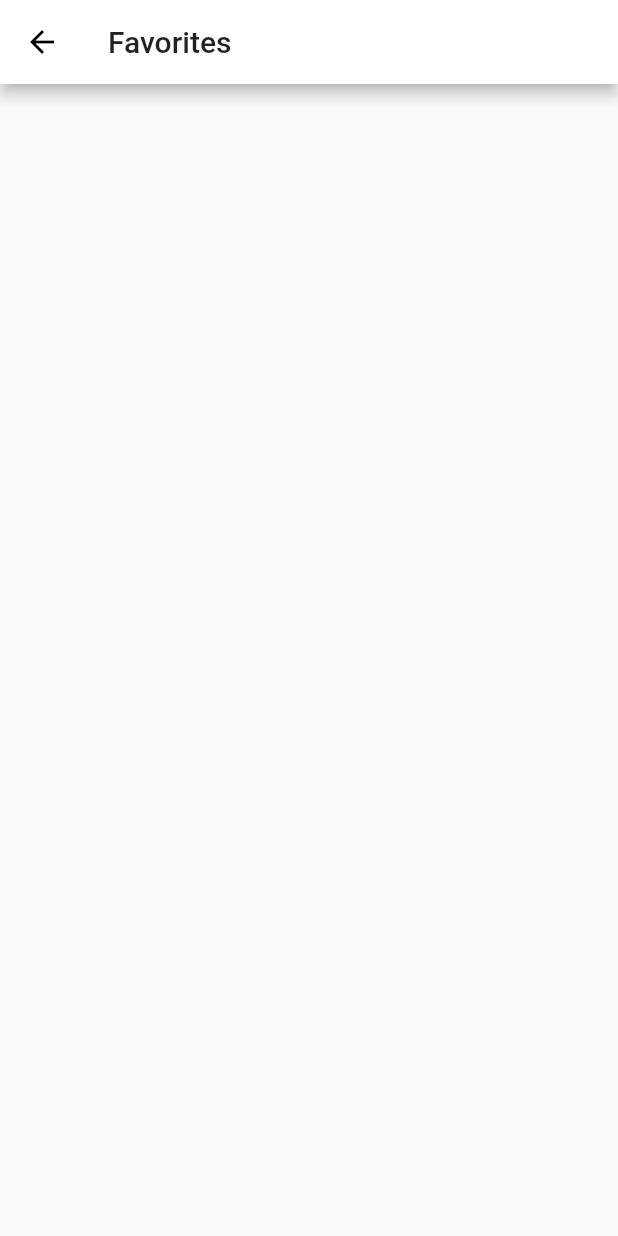
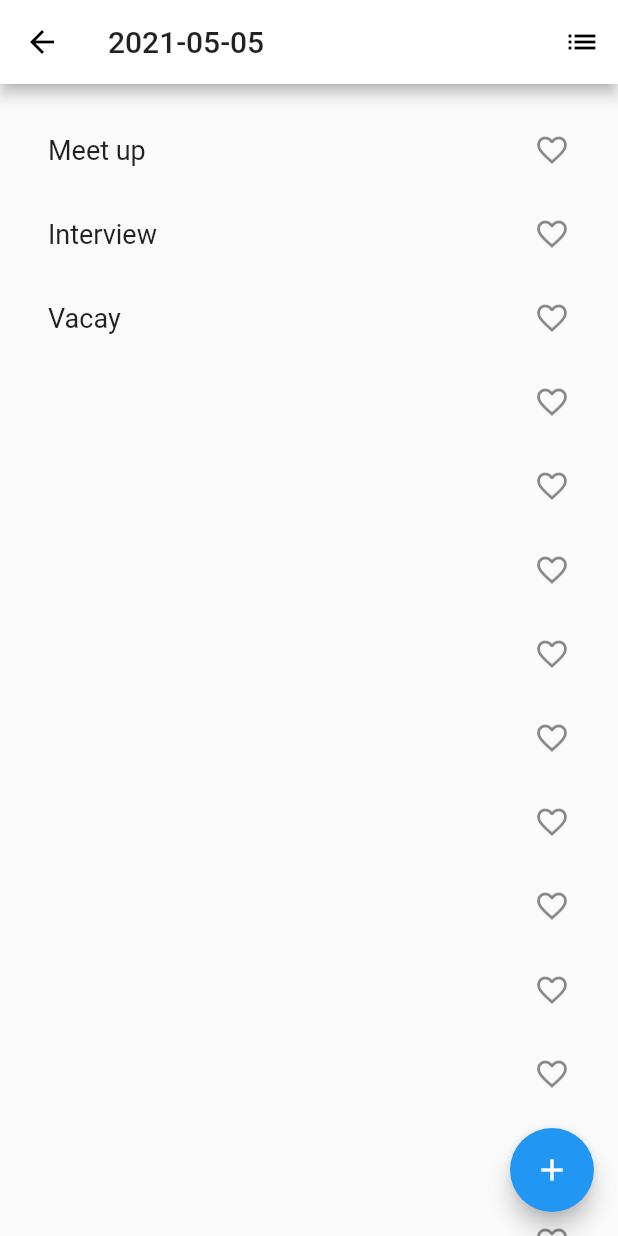
Before and after one commit to estellechoi/hinoki-calendar, a Flutter app: the screen it shows after launch, after a tap on the "list" icon, on a phone screen of 412 x 824 dp. Run offline on Flutter 3.47's test engine with Material 2 defaults, Android fonts, the phone set to English and light mode, and no system bars; our stand-ins replace table_calendar.

```diff
--- a/lib/main.dart
+++ b/lib/main.dart
@@ -1,222 +1,165 @@
 import 'package:flutter/material.dart';
-import 'package:table_calendar/table_calendar.dart';
+import 'package:intl/date_symbol_data_local.dart';
+import './views/home_view.dart';
+import './views/todos_view.dart';
 
-void main() => runApp(MyApp());
+// Run App
+void main() {
+  initializeDateFormatting().then((_) => runApp(MyApp()));
+}
 
-class MyApp extends StatelessWidget {
-  // This widget is the root of your application.
+// App Stateful
+class MyApp extends StatefulWidget {
+  @override
+  _MyAppState createState() => _MyAppState();
+}
+
+// App State
+class _MyAppState extends State<MyApp> {
+  AppRouterDelegate _routerDelegate = AppRouterDelegate();
+  AppRouteInformationParser _routeInformationParser =
+      AppRouteInformationParser();
+
   @override
   Widget build(BuildContext context) {
-    return MaterialApp(
-      title: 'Hello World',
-      // theme: ThemeData(
-      //   // This is the theme of your application.
-      //   //
-      //   // Try running your application with "flutter run". You'll see the
-      //   // application has a blue toolbar. Then, without quitting the app, try
-      //   // changing the primarySwatch below to Colors.green and then invoke
-      //   // "hot reload" (press "r" in the console where you ran "flutter run",
-      //   // or simply save your changes to "hot reload" in a Flutter IDE).
-      //   // Notice that the counter didn't reset back to zero; the application
-      //   // is not restarted.
-      //   primarySwatch: Colors.blue,
-      // ),
-      theme: ThemeData(
-        primaryColor: Colors.white
-      ),
-      home: MyHomePage(title: 'Hinoki Calendar'),
-      // home: Scaffold(
-      //   appBar: AppBar(
-      //     title: Text('Dr. Meallo')
-      //   ),
-      //   body: Center(
-      //     child: Text('Hello World')
-      //   )
-      // )
-    );
+    return MaterialApp.router(
+        title: 'Hinoki Calendar',
+        theme: ThemeData(primaryColor: Colors.white),
+        routerDelegate: _routerDelegate,
+        routeInformationParser: _routeInformationParser);
   }
 }
 
-// TEST WIDGET
-class MyTableCalendar extends StatefulWidget {
-  @override
-  _MyTableCalendarState createState() => _MyTableCalendarState();
+// AppRoutePath
+class AppRoutePath {
+  final String? id;
+
+  AppRoutePath.home() : id = null;
+  AppRoutePath.todos(this.id);
+
+  bool get isHomePage => id == null;
+  bool get isTodosPage => id != null;
 }
 
-class _MyTableCalendarState extends State<MyTableCalendar> {
+// AppRouteInformationParser
+class AppRouteInformationParser extends RouteInformationParser<AppRoutePath> {
+  @override
+  Future<AppRoutePath> parseRouteInformation(
+      RouteInformation routeInformation) async {
+    final uri = Uri.parse(routeInformation.location.toString());
 
-  CalendarController _calendarController;
-
-  @override
-  void initState() {
-    super.initState();
-    _calendarController = CalendarController();
+    if (uri.pathSegments.length >= 2) {
+      String pathId = uri.pathSegments[1];
+      return AppRoutePath.todos(pathId);
+    } else {
+      return AppRoutePath.home();
+    }
   }
 
   @override
-  void dispose() {
-    _calendarController.dispose();
-    super.dispose();
+  RouteInformation? restoreRouteInformation(AppRoutePath path) {
+    if (path.isHomePage) {
+      return RouteInformation(location: '/');
+    }
+
+    if (path.isTodosPage) {
+      return RouteInformation(location: '/todos/${path.id}');
+    }
+
+    return null;
+  }
+}
+
+// AppRouterDelegate
+class AppRouterDelegate extends RouterDelegate<AppRoutePath>
+    with ChangeNotifier, PopNavigatorRouterDelegateMixin<AppRoutePath> {
+  // Navigator Key
+  final GlobalKey<NavigatorState> navigatorKey;
+
+  String? _selectedDate;
+
+  void onTabbed(String _newDate) {
+    _selectedDate = _newDate;
+    notifyListeners();
+  }
+
+  AppRouterDelegate() : navigatorKey = GlobalKey<NavigatorState>();
+
+  AppRoutePath get currentConfiguration =>
+      _selectedDate == null ? AppRoutePath.home() : AppRoutePath.todos('1');
+
+  @override
+  Widget build(BuildContext context) {
+    return Navigator(
+        key: navigatorKey,
+        // transitionDelegate: NoAnimationTransitionDelegate(),
+        pages: [
+          MaterialPage(
+              key: ValueKey('HomePage'),
+              child: Home(title: 'Hinoki Calendar', onTabbed: onTabbed)),
+          if (_selectedDate != null)
+            AnimationPage(child: Todos(title: _selectedDate), title: 'todos')
+        ],
+        onPopPage: (route, result) {
+          if (!route.didPop(result)) {
+            return false;
+          }
+
+          _selectedDate = null;
+          notifyListeners();
+
+          return true;
+        });
   }
 
   @override
-  Widget build(BuildContext context) {
-    return TableCalendar(
-      calendarController: _calendarController,
-    );
+  Future<void> setNewRoutePath(AppRoutePath path) async {
+    if (path.isTodosPage) {
+      _selectedDate = '2021-05-01';
+    }
   }
 }
 
+// Route Page - Animation
+class AnimationPage extends Page {
+  final child;
+  final title;
 
+  AnimationPage({required this.child, required this.title})
+      : super(key: ValueKey(title));
 
-// EXAMPLE WIDGET
-class MyHomePage extends StatefulWidget {
-  MyHomePage({Key key, this.title}) : super(key: key);
-
-  // This widget is the home page of your application. It is stateful, meaning
-  // that it has a State object (defined below) that contains fields that affect
-  // how it looks.
-
-  // This class is the configuration for the state. It holds the values (in this
-  // case the title) provided by the parent (in this case the App widget) and
-  // used by the build method of the State. Fields in a Widget subclass are
-  // always marked "final".
-
-  final String title;
-
-  @override
-  _MyHomePageState createState() => _MyHomePageState();
+  Route createRoute(BuildContext context) {
+    return PageRouteBuilder(
+        settings: this,
+        pageBuilder: (context, animation, animation2) {
+          final tween = Tween(begin: Offset(0.0, 1.0), end: Offset.zero);
+          final curveTween = CurveTween(curve: Curves.easeInOut);
+          return SlideTransition(
+              position: animation.drive(curveTween).drive(tween), child: child);
+        });
+  }
 }
 
-class _MyHomePageState extends State<MyHomePage> {
-  int _counter = 0;
+// routes: Map.fromEntries(routes.map((route) => MapEntry(route.route, route.builder))),
 
-  void _incrementCounter() {
-    setState(() {
-      // This call to setState tells the Flutter framework that something has
-      // changed in this State, which causes it to rerun the build method below
-      // so that the display can reflect the updated values. If we changed
-      // _counter without calling setState(), then the build method would not be
-      // called again, and so nothing would appear to happen.
-      _counter++;
-    });
-  }
-
-  final _biggerFont = TextStyle(fontSize: 18.0);
-  final _rowItems = [];
-  final _savedSet = <String>{};
-
-  Widget _buildList() {
-    _rowItems.addAll(['Yujin', 'Yongki', 'Yubin', 'Donghyun'].cast<String>());
-
-    return ListView.builder(
-      padding: EdgeInsets.all(16.0),
-      itemBuilder: (context, i) {
-        return i < _rowItems.length ? _buildRow(_rowItems[i]) : null;
-      }
-    );
-  }
-
-  Widget _buildRow(String text) {
-    final alreadySaved = _savedSet.contains(text);
-
-    return ListTile(
-      title: Text(text, style: _biggerFont),
-      trailing: Icon(
-          alreadySaved ? Icons.favorite : Icons.favorite_border,
-          color: alreadySaved ? Colors.red : null,
-      ),
-      onTap: () {
-        setState(() {
-          if (alreadySaved) _savedSet.remove(text);
-          else _savedSet.add(text);
-        });
-      }
-    );
-  }
-
-  void _pushSaved() {
-    Navigator.of(context).push(
-        MaterialPageRoute<void>(
-            builder: (BuildContext context) {
-              final tiles = _savedSet.map((String text) {
-                return ListTile(
-                    title: Text(text)
-                );
-              });
-
-              final divided = ListTile.divideTiles(
-                context: context,
-                tiles: tiles
-              ).toList();
-
-              return Scaffold(
-                appBar: AppBar(
-                  title: Text('Favorites')
-                ),
-                body: ListView(
-                  children: divided,
-                )
-              );
-            }
-        )
-    );
-  }
-
-  @override
-  Widget build(BuildContext context) {
-    // This method is rerun every time setState is called, for instance as done
-    // by the _incrementCounter method above.
-    //
-    // The Flutter framework has been optimized to make rerunning build methods
-    // fast, so that you can just rebuild anything that needs updating rather
-    // than having to individually change instances of widgets.
-    return Scaffold(
-      appBar: AppBar(
-        // Here we take the value from the MyHomePage object that was created by
-        // the App.build method, and use it to set our appbar title.
-        title: Text(widget.title),
-        actions: [
-          IconButton(icon: Icon(Icons.list), onPressed: _pushSaved)
-        ]
-      ),
-      body: _buildList(),
-      // body: Center(
-      //   // Center is a layout widget. It takes a single child and positions it
-      //   // in the middle of the parent.
-      //   // child: Column(
-      //   //   // Column is also a layout widget. It takes a list of children and
-      //   //   // arranges them vertically. By default, it sizes itself to fit its
-      //   //   // children horizontally, and tries to be as tall as its parent.
-      //   //   //
-      //   //   // Invoke "debug painting" (press "p" in the console, choose the
-      //   //   // "Toggle Debug Paint" action from the Flutter Inspector in Android
-      //   //   // Studio, or the "Toggle Debug Paint" command in Visual Studio Code)
-      //   //   // to see the wireframe for each widget.
-      //   //   //
-      //   //   // Column has various properties to control how it sizes itself and
-      //   //   // how it positions its children. Here we use mainAxisAlignment to
-      //   //   // center the children vertically; the main axis here is the vertical
-      //   //   // axis because Columns are vertical (the cross axis would be
-      //   //   // horizontal).
-      //   //   mainAxisAlignment: MainAxisAlignment.center,
-      //   //   children: <Widget>[
-      //   //     Text(
-      //   //       'You have pushed the button this many times!',
-      //   //     ),
-      //   //     Text(
-      //   //       '$_counter',
-      //   //       style: Theme.of(context).textTheme.headline4,
-      //   //     ),
-      //   //   ],
-      //   // ),
-      //   child: MyTableCalendar()
-      // ),
-      floatingActionButton: FloatingActionButton(
-        onPressed: _incrementCounter,
-        tooltip: 'Increment',
-        child: Icon(Icons.add),
-      ), // This trailing comma makes auto-formatting nicer for build methods.
-    );
-  }
-}
+// final routes = [
+//   Route(
+//       name: 'Home',
+//       route: '/home',
+//       builder: (context) => Home(title: 'Hinoki Calendar')
+//   ),
+//   Route(
+//       name: 'Todos',
+//       route: '/todos',
+//       builder: (context) => Todos(title: 'Hinoki Calendar')
+//   ),
+// ];
+//
+// class Route {
+//   final String name;
+//   final String route;
+//   final WidgetBuilder builder;
+//
+//   const Route({ required this.name, required this.route, required this.builder });
+// }
+//
--- /dev/null
+++ b/lib/views/home_view.dart
@@ -0,0 +1,60 @@
+import 'package:flutter/material.dart';
+import '../widgets/calendars/table_calendar.dart';
+import '../widgets/form_elements/f_input.dart';
+
+// EXAMPLE WIDGET
+class Home extends StatefulWidget {
+  final String title;
+  final onTabbed;
+
+  Home({Key? key, required this.title, required this.onTabbed})
+      : super(key: key);
+
+  @override
+  _HomeState createState() => _HomeState();
+}
+
+class _HomeState extends State<Home> {
+  String? _todo;
+
+  void _selectDate() {
+    widget.onTabbed('2021-05-05');
+  }
+
+  void _printInput(text) {
+    // print('_printInput : ${text}');
+    setState(() {
+      _todo = text;
+    });
+  }
+
+  @override
+  Widget build(BuildContext context) {
+    return Scaffold(
+      appBar: AppBar(title: Text(widget.title), actions: [
+        IconButton(icon: Icon(Icons.list), onPressed: _selectDate)
+      ]),
+      // body: _buildList(),
+      body: ConstrainedBox(
+        constraints: BoxConstraints(maxWidth: 470.0),
+        child: Container(
+          padding: const EdgeInsets.symmetric(vertical: 20.0, horizontal: 15.0),
+          child: Column(
+              mainAxisAlignment: MainAxisAlignment.start,
+              children: <Widget>[
+                FInput(
+                    onChanged: _printInput,
+                    hintText: '숫자만 입력하세요',
+                    labelText: '체중'),
+                MyTableCalendar()
+              ]),
+        ),
+      ),
+      floatingActionButton: FloatingActionButton(
+        onPressed: () {},
+        tooltip: 'Increment',
+        child: Icon(Icons.add),
+      ), // This trailing comma makes auto-formatting nicer for build methods.
+    );
+  }
+}
--- /dev/null
+++ b/lib/views/todos_view.dart
@@ -0,0 +1,86 @@
+import 'package:flutter/material.dart';
+
+// Type
+class Todo {
+  final String title;
+  final String isDone;
+
+  Todo(this.title, this.isDone);
+}
+
+// Stateful
+class Todos extends StatefulWidget {
+  final String? title;
+  final List<Todo> todos = [
+    Todo('Meet up', 'false'),
+    Todo('Interview', 'false'),
+    Todo('Vacay', 'false')
+  ];
+
+  Todos({Key? key, required this.title }) : super(key: key);
+
+  @override
+  _TodosState createState() => _TodosState();
+}
+
+// State
+class _TodosState extends State<Todos> {
+
+  final _biggerFont = TextStyle(fontSize: 18.0);
+  final _rowItems = <Todo>[];
+  final _savedSet = <String>{};
+
+  Widget _buildList() {
+    _rowItems.addAll(widget.todos);
+
+    return ListView.builder(
+        padding: EdgeInsets.all(16.0),
+        itemBuilder: (context, i) {
+          return i < _rowItems.length ? _buildRow(_rowItems[i]) : _buildRow(Todo('', ''));
+        }
+    );
+  }
+
+  Widget _buildRow(Todo todo) {
+    final alreadySaved = _savedSet.contains(todo.title);
+
+    return ListTile(
+        title: Text(todo.title, style: _biggerFont),
+        trailing: Icon(
+          alreadySaved ? Icons.favorite : Icons.favorite_border,
+          color: alreadySaved ? Colors.red : null,
+        ),
+        onTap: () {
+          setState(() {
+            if (alreadySaved) _savedSet.remove(todo.title);
+            else _savedSet.add(todo.title);
+          });
+        }
+    );
+  }
+
+  void _pushSaved() {
+    Navigator.pushNamed(
+      context,
+      '/home'
+    );
+  }
+
+  @override
+  Widget build(BuildContext context) {
+    return Scaffold(
+      appBar: AppBar(
+          title: Text(widget.title!),
+          actions: [
+            IconButton(icon: Icon(Icons.list), onPressed: _pushSaved)
+          ]
+      ),
+      body: _buildList(),
+      floatingActionButton: FloatingActionButton(
+        onPressed: () {},
+        tooltip: 'Add Todo',
+        child: Icon(Icons.add),
+      ), // This trailing comma makes auto-formatting nicer for build methods.
+    );
+  }
+}
--- /dev/null
+++ b/lib/widgets/calendars/table_calendar.dart
@@ -0,0 +1,53 @@
+import 'package:flutter/material.dart';
+import 'package:table_calendar/table_calendar.dart';
+
+class MyTableCalendar extends StatefulWidget {
+  @override
+  _MyTableCalendarState createState() => _MyTableCalendarState();
+}
+
+class _MyTableCalendarState extends State<MyTableCalendar> {
+  CalendarFormat _calendarFormat = CalendarFormat.month;
+  DateTime _focusedDay = DateTime.now();
+  DateTime _selectedDay = DateTime.now();
+
+  @override
+  Widget build(BuildContext context) {
+    return TableCalendar(
+      locale: 'en_US',
+      firstDay: DateTime.utc(2010, 10, 16),
+      lastDay: DateTime.utc(2030, 3, 14),
+      focusedDay: _focusedDay,
+      calendarFormat: _calendarFormat,
+      selectedDayPredicate: (day) {
+        // Use `selectedDayPredicate` to determine which day is currently selected.
+        // If this returns true, then `day` will be marked as selected.
+
+        // Using `isSameDay` is recommended to disregard
+        // the time-part of compared DateTime objects.
+        return isSameDay(_selectedDay, day);
+      },
+      onDaySelected: (selectedDay, focusedDay) {
+        if (!isSameDay(_selectedDay, selectedDay)) {
+          // Call `setState()` when updating the selected day
+          setState(() {
+            _selectedDay = selectedDay;
+            _focusedDay = focusedDay;
+          });
+        }
+      },
+      onFormatChanged: (format) {
+        if (_calendarFormat != format) {
+          // Call `setState()` when updating calendar format
+          setState(() {
+            _calendarFormat = format;
+          });
+        }
+      },
+      onPageChanged: (focusedDay) {
+        // No need to call `setState()` here
+        _focusedDay = focusedDay;
+      },
+    );
+  }
+}
--- /dev/null
+++ b/lib/widgets/form_elements/f_input.dart
@@ -0,0 +1,76 @@
+import 'package:flutter/material.dart';
+
+class FInput extends StatelessWidget {
+  final onChanged;
+  final String hintText;
+  final String labelText;
+  final flController = TextEditingController();
+  // flController.addListener(_printInput);
+
+  FInput(
+      {Key? key,
+      required this.onChanged,
+      required this.hintText,
+      this.labelText = ''})
+      : super(key: key);
+
+  // _printInput() {
+  //   print('_printInput by Controller : ${flController.text}');
+  // }
+
+  @override
+  Widget build(BuildContext context) {
+    return Column(children: <Widget>[
+      // Label
+      Container(
+          padding: const EdgeInsets.only(bottom: 15.0),
+          child: Row(
+            children: <Widget>[
+              Expanded(
+                  child: Text(labelText,
+                      textAlign: TextAlign.left,
+                      style: TextStyle(
+                          fontSize: 16.0,
+                          height: 1.25,
+                          color: Color(0xff252729))))
+            ],
+          )),
+      // Input
+      Container(
+          padding: const EdgeInsets.symmetric(vertical: 20.0, horizontal: 15.0),
+          decoration: BoxDecoration(
+              color: Color(0xffffffff),
+              border: Border.all(
+                  width: 1.0,
+                  style: BorderStyle.solid,
+                  color: Color(0xfffe4e6e8)),
+              borderRadius: BorderRadius.all(Radius.circular(12.0)),
+              boxShadow: [
+                BoxShadow(
+                    color: Color(0xff000000).withOpacity(0.04),
+                    blurRadius: 25,
+                    spreadRadius: 0,
+                    offset: Offset(0, 5)),
+                BoxShadow(
+                    color: Color(0xff000000).withOpacity(0.08),
+                    blurRadius: 20,
+                    spreadRadius: 0,
+                    offset: Offset(0, 0))
+              ]),
+          child: Row(children: <Widget>[
+            Expanded(
+                child: TextFormField(
+              controller: flController,
+              style: TextStyle(
+                  fontSize: 16.0, height: 1.625, color: Color(0xff252729)),
+              decoration: InputDecoration(
+                contentPadding: EdgeInsets.all(0.0),
+                isDense: true,
+                border: InputBorder.none,
+                hintText: hintText,
+              ),
+            ))
+          ]))
+    ]);
+  }
+}
```
Also changed, not shown: pubspec.yaml (+5 -3 lines), pubspec.lock, 4 other files.
